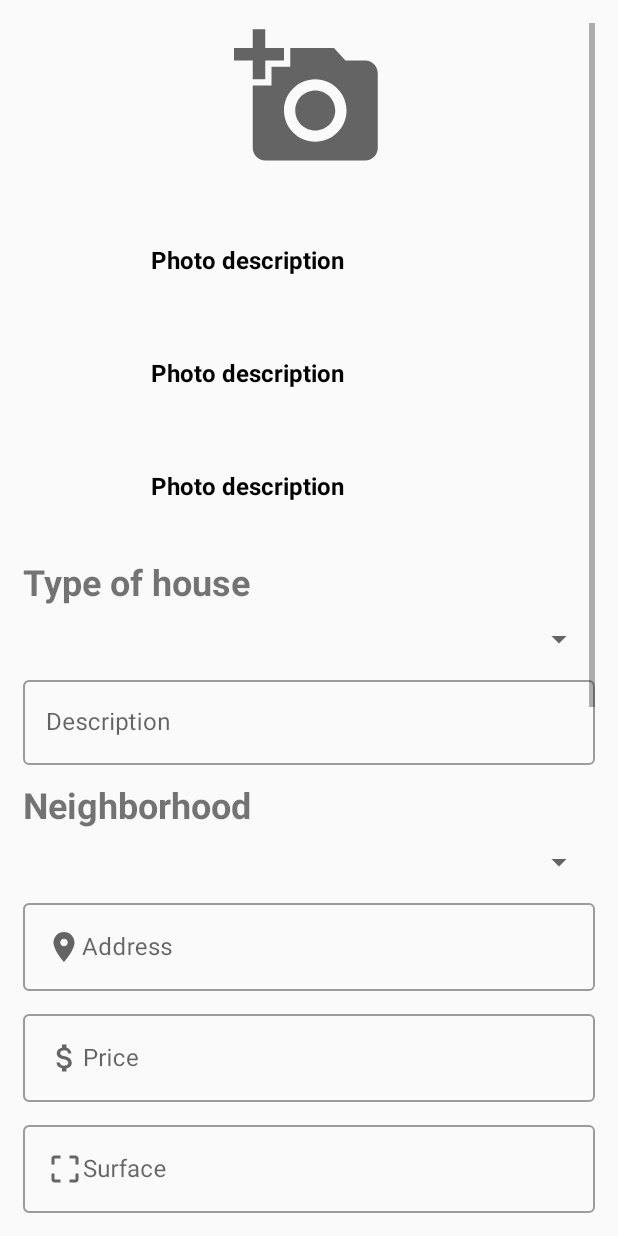
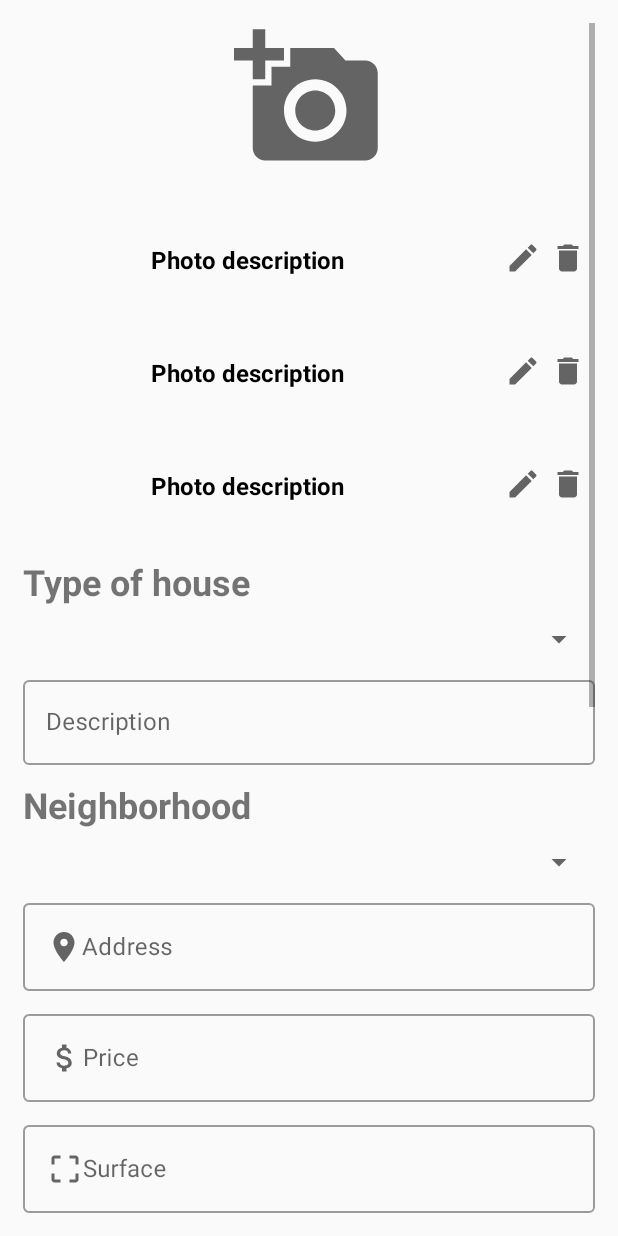
Before and after one commit to GregBiglione/Project_9, an Android app: the layout activity_add_house.xml on its own in the app's theme, with its tools: preview values and no code run, on a phone screen of 412 x 824 dp. Run offline under Robolectric (Android 15) with nearby library versions, the phone set to English and light mode, and no system bars.

Commit message:
Added house photo adapter

```diff
--- a/app/src/main/res/layout/house_photo_item.xml
+++ b/app/src/main/res/layout/house_photo_item.xml
@@ -26,4 +26,35 @@
             style="@style/type_style"/>
     </LinearLayout>
 
+    <LinearLayout
+        android:id="@+id/add_house_photo_linear_btn_lyt"
+        style="@style/agent_item_l_lyt_style"
+        android:layout_width="match_parent"
+        android:layout_height="wrap_content"
+        android:gravity="end"
+        android:orientation="horizontal"
+        app:layout_constraintBottom_toBottomOf="@id/add_house_photo_linear_lyt"
+        app:layout_constraintEnd_toEndOf="parent"
+        app:layout_constraintStart_toEndOf="@+id/add_house_photo_linear_lyt"
+        app:layout_constraintTop_toTopOf="@id/add_house_photo_linear_lyt">
+
+        <ImageButton
+            android:id="@+id/add_house_photo_update_button"
+            android:layout_width="wrap_content"
+            android:layout_height="wrap_content"
+            android:layout_marginEnd="6dp"
+            android:background="@null"
+            android:gravity="end"
+            android:src="@drawable/ic_baseline_edit_24" />
+
+        <ImageButton
+            android:id="@+id/add_house_photo_delete_button"
+            android:layout_width="wrap_content"
+            android:layout_height="wrap_content"
+            android:layout_marginEnd="6dp"
+            android:background="@null"
+            android:gravity="end"
+            android:src="@drawable/ic_baseline_delete_24" />
+    </LinearLayout>
+
 </androidx.constraintlayout.widget.ConstraintLayout>
```
Also changed, not shown: app/src/main/java/com/openclassrooms/realestatemanager/adapters/HousePhotoAdapter.kt (added, +41 -0 lines).
